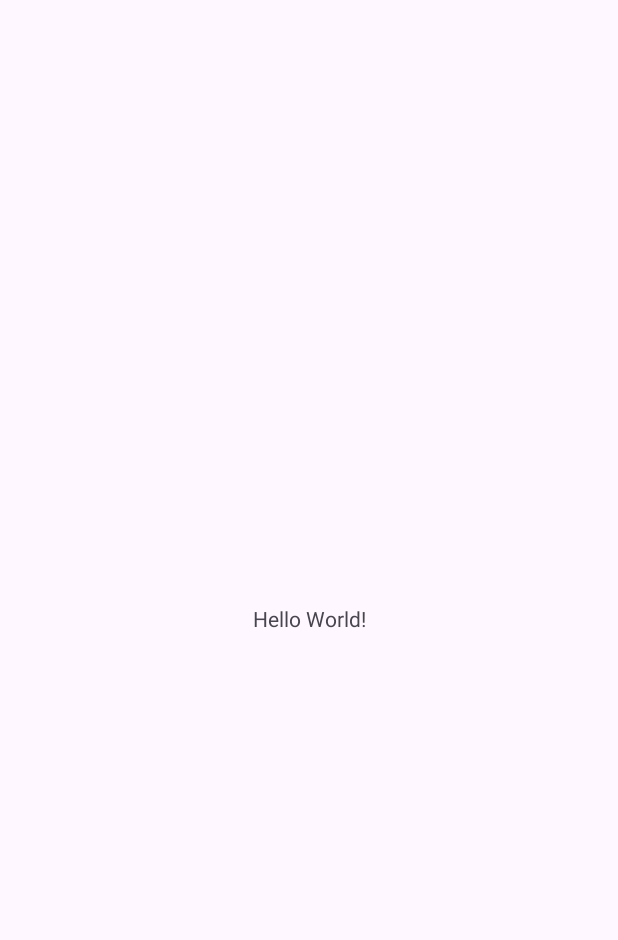
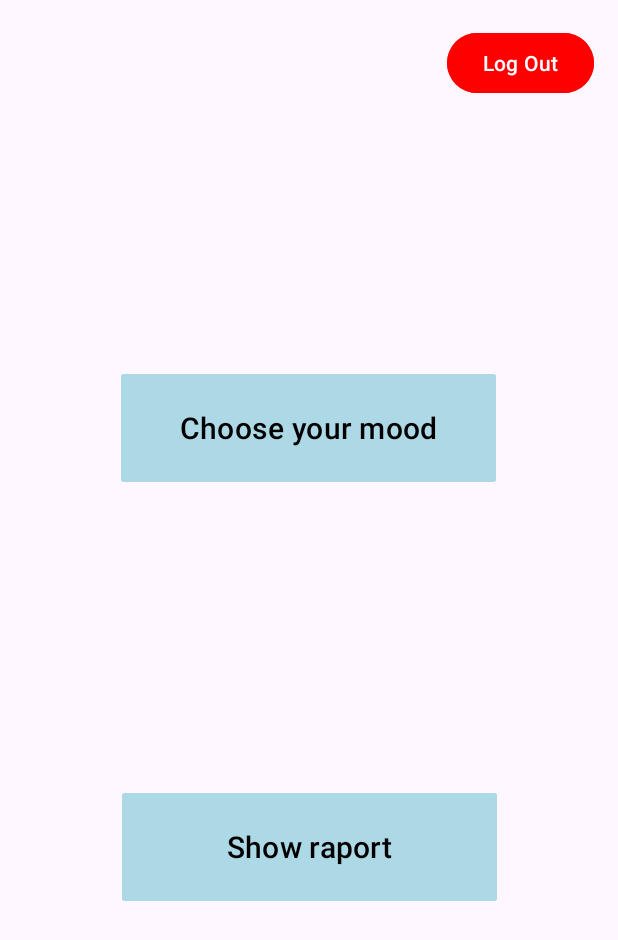
Before and after one commit to mr-SCWN/MoodDiary, an Android app: the screen it shows after launch (MainActivity), on a phone screen of 412 x 824 dp. Before the commit the part shown is almost empty. Shown: the top 940 px of the screen. Run offline under Robolectric (Android 15) with nearby library versions, the phone set to English and light mode, and no system bars.

Commit message:
Add disign

```diff
--- a/app/src/main/res/layout/activity_main.xml
+++ b/app/src/main/res/layout/activity_main.xml
@@ -6,13 +6,48 @@
     android:layout_height="match_parent"
     tools:context=".MainActivity">
 
-    <TextView
+    <Button
+        android:id="@+id/LogOutButton"
         android:layout_width="wrap_content"
         android:layout_height="wrap_content"
-        android:text="Hello World!"
+        android:backgroundTint="@color/red"
+        android:text="Log Out"
+        app:layout_constraintBottom_toBottomOf="parent"
+        app:layout_constraintEnd_toEndOf="parent"
+        app:layout_constraintHorizontal_bias="0.95"
+        app:layout_constraintStart_toStartOf="parent"
+        app:layout_constraintTop_toTopOf="parent"
+        app:layout_constraintVertical_bias="0.023" />
+
+    <Button
+        android:id="@+id/CalendarButton"
+        android:layout_width="250dp"
+        android:layout_height="80dp"
+        android:backgroundTint="@color/light_blue"
+        android:text="Choose your mood"
+        android:textColor="@android:color/black"
+        android:textSize="20sp"
+        app:cornerRadius="2dp"
+        app:layout_constraintBottom_toBottomOf="parent"
+        app:layout_constraintEnd_toEndOf="parent"
+        app:layout_constraintHorizontal_bias="0.497"
+        app:layout_constraintStart_toStartOf="parent"
+        app:layout_constraintTop_toTopOf="parent"
+        app:layout_constraintVertical_bias="0.33" />
+
+    <Button
+        android:id="@+id/RaportButton"
+        android:layout_width="250dp"
+        android:layout_height="80dp"
+        android:layout_marginTop="222dp"
+        android:backgroundTint="@color/light_blue"
+        android:text="Show raport"
+        android:textColor="@android:color/black"
+        android:textSize="20sp"
+        app:cornerRadius="2dp"
         app:layout_constraintBottom_toBottomOf="parent"
         app:layout_constraintEnd_toEndOf="parent"
         app:layout_constraintStart_toStartOf="parent"
-        app:layout_constraintTop_toTopOf="parent" />
-
+        app:layout_constraintTop_toTopOf="@+id/CalendarButton"
+        app:layout_constraintVertical_bias="0.207" />
 </androidx.constraintlayout.widget.ConstraintLayout>
--- a/app/src/main/res/values/colors.xml
+++ b/app/src/main/res/values/colors.xml
@@ -2,4 +2,7 @@
 <resources>
     <color name="black">#FF000000</color>
     <color name="white">#FFFFFFFF</color>
+    <color name="light_blue">#ADD8E6</color> <!-- Light blue color -->
+    <color name="red">#FF0000</color> <!-- Red color -->
+
 </resources>
```
